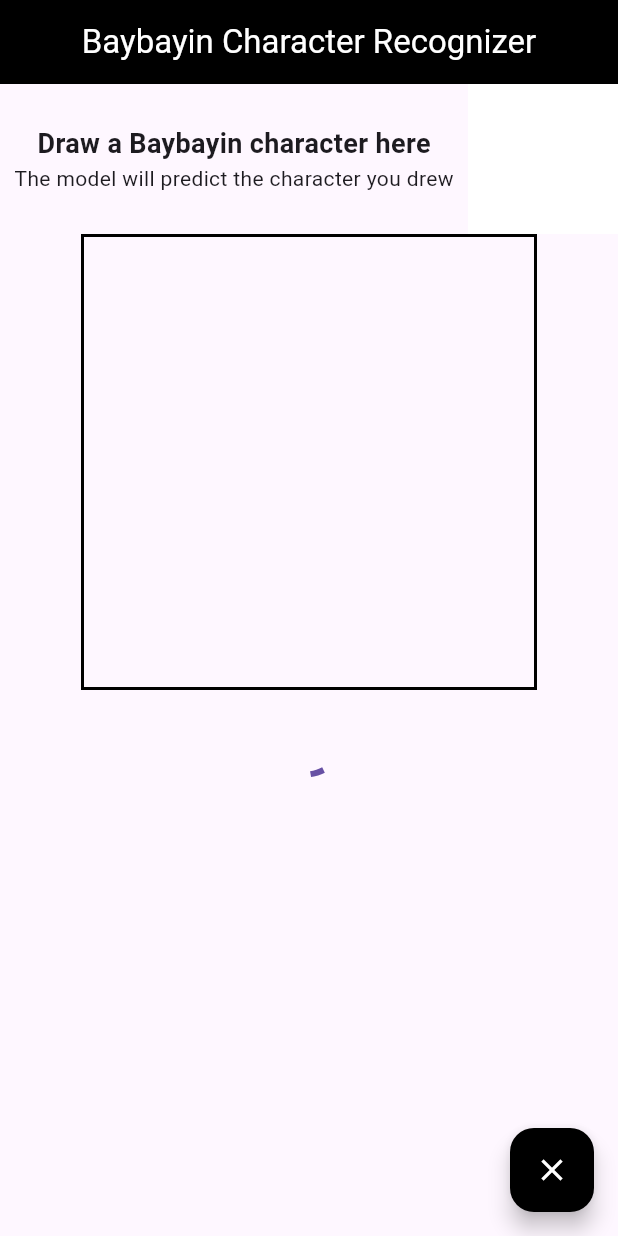
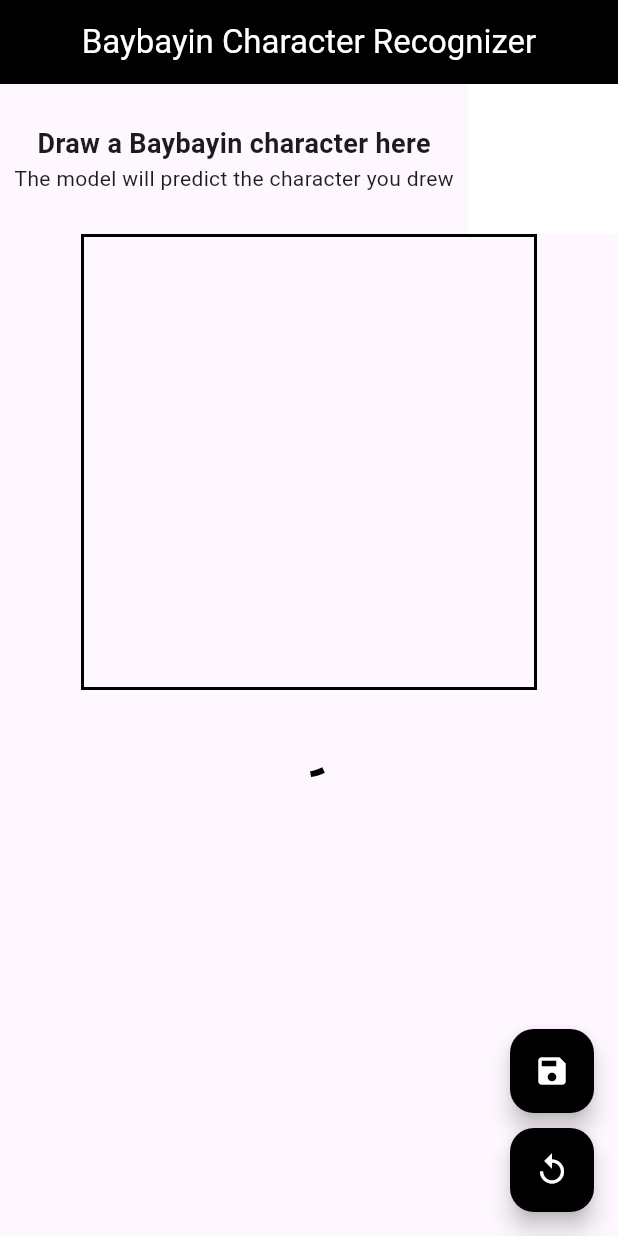
Before and after one commit to drewsix9/Digit_Recognizer, a Flutter app: the screen it shows after launch, on a phone screen of 412 x 824 dp. Run offline on Flutter 3.47's test engine with Material 3 defaults, Android fonts, the light colour scheme and no system bars; missing offline and left inert: tflite_v2.

Commit message:
Implement PredictionProvider for state management, enhance draw screen functionality, and update UI components (WORKING WHEN USING A MOUSE)

```diff
--- /dev/null
+++ b/devtools_options.yaml
@@ -0,0 +1,3 @@
+description: This file stores settings for Dart & Flutter DevTools.
+documentation: https://docs.flutter.dev/tools/devtools/extensions#configure-extension-enablement-states
+extensions:
--- a/lib/main.dart
+++ b/lib/main.dart
@@ -1,9 +1,17 @@
 import 'package:flutter/material.dart';
+import 'package:provider/provider.dart';
 
+import 'provider/prediction_provider.dart';
 import 'screens/draw_screen.dart';
 
 void main() {
-  runApp(const MyApp());
+  WidgetsFlutterBinding.ensureInitialized();
+  runApp(
+    ChangeNotifierProvider(
+      create: (context) => PredictionProvider(),
+      child: const MyApp(),
+    ),
+  );
 }
 
 class MyApp extends StatelessWidget {
@@ -15,6 +23,9 @@ class MyApp extends StatelessWidget {
       debugShowCheckedModeBanner: false,
       title: 'Flutter Demo',
       theme: ThemeData(
+        progressIndicatorTheme: const ProgressIndicatorThemeData(
+          color: Colors.black,
+        ),
         appBarTheme: const AppBarTheme(
           color: Colors.black,
         ),
--- /dev/null
+++ b/lib/provider/prediction_provider.dart
@@ -0,0 +1,12 @@
+import 'package:flutter/material.dart';
+
+class PredictionProvider with ChangeNotifier {
+  bool _isLoading = true;
+
+  bool get isLoading => _isLoading;
+
+  void setLoading(bool value) {
+    _isLoading = value;
+    notifyListeners();
+  }
+}
--- a/lib/screens/draw_screen.dart
+++ b/lib/screens/draw_screen.dart
@@ -2,8 +2,10 @@ import 'dart:typed_data';
 
 import 'package:baybayin_character_recognition/screens/prediction_widget.dart';
 import 'package:flutter/material.dart';
+import 'package:provider/provider.dart';
 
 import '../models/prediction.dart';
+import '../provider/prediction_provider.dart';
 import '../services/recognizer.dart';
 import '../utils/constants.dart';
 import 'drawing_painter.dart';
@@ -45,9 +47,6 @@ class _DrawScreenState extends State<DrawScreen> {
       ),
       body: Column(
         children: [
-          // const SizedBox(
-          //   height: 50,
-          // ),
           Row(
             children: [
               const Expanded(
@@ -72,7 +71,6 @@ class _DrawScreenState extends State<DrawScreen> {
               _imagePreviewWidget(),
             ],
           ),
-          // const SizedBox(height: 20),
           _drawCanvasWidget(),
           const SizedBox(
             height: 20,
@@ -80,13 +78,28 @@ class _DrawScreenState extends State<DrawScreen> {
           PredictionWidget(predictions: _prediction),
         ],
       ),
-      floatingActionButton: FloatingActionButton(
-        onPressed: () {
-          setState(() {
-            _points.clear();
-          });
-        },
-        child: const Icon(Icons.clear, color: Colors.white),
+      floatingActionButton: Column(
+        mainAxisSize: MainAxisSize.min,
+        children: [
+          FloatingActionButton(
+            onPressed: () {
+              _recognize();
+            },
+            child: const Icon(Icons.save, color: Colors.white),
+          ),
+          const SizedBox(height: 10),
+          FloatingActionButton(
+            onPressed: () {
+              Provider.of<PredictionProvider>(context, listen: false)
+                  .setLoading(true);
+              setState(() {
+                _points.clear();
+                _prediction.clear();
+              });
+            },
+            child: const Icon(Icons.replay, color: Colors.white),
+          ),
+        ],
       ),
     );
   }
@@ -116,7 +129,6 @@ class _DrawScreenState extends State<DrawScreen> {
         },
         onPanEnd: (DragEndDetails details) {
           _points.add(null);
-          _recognize();
         },
         child: CustomPaint(
           painter: DrawingPainter(_points),
@@ -136,7 +148,7 @@ class _DrawScreenState extends State<DrawScreen> {
             if (snapshot.hasData) {
               return Image.memory(
                 snapshot.data!,
-                fit: BoxFit.fill,
+                fit: BoxFit.contain,
               );
             } else {
               return const Center(
@@ -148,7 +160,7 @@ class _DrawScreenState extends State<DrawScreen> {
   }
 
   void _initModel() async {
-    var res = await _recognizer.loadModel();
+    await _recognizer.loadModel();
   }
 
   Future<Uint8List> _previewImage() async {
--- a/lib/screens/prediction_widget.dart
+++ b/lib/screens/prediction_widget.dart
@@ -1,7 +1,9 @@
 import 'package:baybayin_character_recognition/utils/baybayin.dart';
 import 'package:flutter/material.dart';
+import 'package:provider/provider.dart';
 
 import '../models/prediction.dart';
+import '../provider/prediction_provider.dart';
 
 class PredictionWidget extends StatelessWidget {
   final List<Prediction> predictions;
@@ -33,7 +35,7 @@ class PredictionWidget extends StatelessWidget {
     );
   }
 
-  List<dynamic> getPredictionStyles(List<Prediction> predictions) {
+  List<dynamic> _getPredictionStyles(List<Prediction> predictions) {
     List<dynamic> data = List.filled(63, null);
     for (var pred in predictions) {
       data[pred.index] = pred;
@@ -43,14 +45,24 @@ class PredictionWidget extends StatelessWidget {
 
   @override
   Widget build(BuildContext context) {
-    var styles = getPredictionStyles(predictions);
-    if (predictions.isEmpty) {
+    var isLoading = Provider.of<PredictionProvider>(context).isLoading;
+    var styles = _getPredictionStyles(predictions);
+
+    if (predictions.isEmpty && isLoading) {
       return const Center(
         child: CircularProgressIndicator(),
       );
     } else if (predictions.length == 1) {
+      Future.microtask(() {
+        Provider.of<PredictionProvider>(context, listen: false)
+            .setLoading(false);
+      });
       return _characterWidget(predictions[0].index, predictions[0], 60);
     } else {
+      Future.microtask(() {
+        Provider.of<PredictionProvider>(context, listen: false)
+            .setLoading(false);
+      });
       return Column(
         children: [
           _characterWidget(predictions[0].index, predictions[0], 60),
@@ -65,7 +77,7 @@ class PredictionWidget extends StatelessWidget {
                 if (index == predictions[0].index) {
                   return const SizedBox.shrink();
                 }
-                return _characterWidget(index, styles[index], 30);
+                return _characterWidget(index, styles[index], 45);
               },
             ),
           ),
--- a/pubspec.yaml
+++ b/pubspec.yaml
@@ -35,6 +35,7 @@ dependencies:
   # Use with the CupertinoIcons class for iOS style icons.
   cupertino_icons: ^1.0.8
   tflite_v2: ^1.0.0
+  provider: ^6.1.2
 
 dev_dependencies:
   flutter_test:
```
Also changed, not shown: pubspec.lock.
